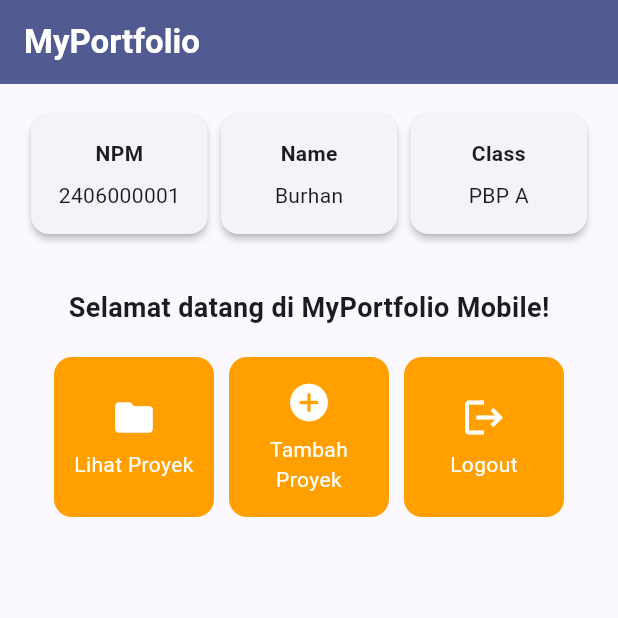
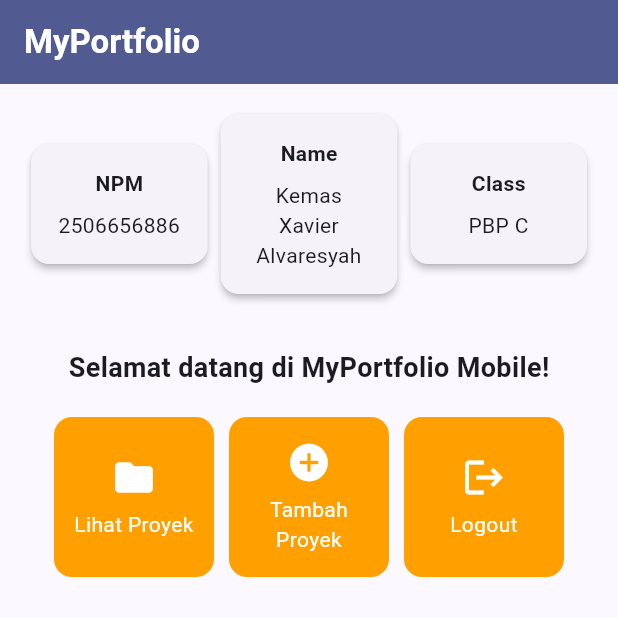
Before and after one commit to 6avier/myportofolio_mobile, a Flutter app: the screen it shows after launch, on a phone screen of 412 x 824 dp, the top half of it. Run offline on Flutter 3.47's test engine with Material 3 defaults, Android fonts, the phone set to English and light mode, and no system bars.

Commit message:
Assignment 7: show my own NPM, name and class in the InfoCards

```diff
--- a/lib/menu.dart
+++ b/lib/menu.dart
@@ -3,9 +3,9 @@ import 'package:flutter/material.dart';
 class MyHomePage extends StatelessWidget {
   MyHomePage({super.key});
 
-  final String npm = "2406000001";
-  final String nama = "Burhan";
-  final String kelas = "PBP A";
+  final String npm = "2506656886";
+  final String nama = "Kemas Xavier Alvaresyah";
+  final String kelas = "PBP C";
 
   final List<ItemHomepage> items = [
     ItemHomepage("Lihat Proyek", Icons.folder),
@@ -105,7 +105,8 @@ class InfoCard extends StatelessWidget {
               style: const TextStyle(fontWeight: FontWeight.bold),
             ),
             const SizedBox(height: 8.0),
-            Text(content),
+            // Teks panjang seperti nama lengkap boleh turun ke baris berikutnya.
+            Text(content, textAlign: TextAlign.center),
           ],
         ),
       ),
```
Also changed, not shown: 1 other file.
